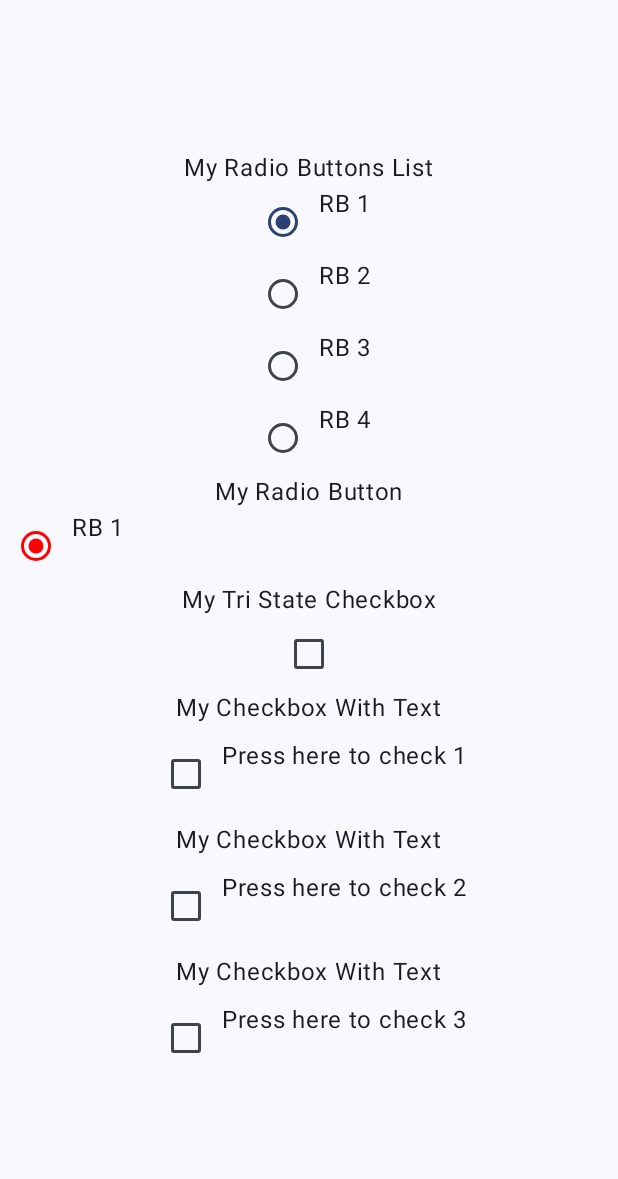
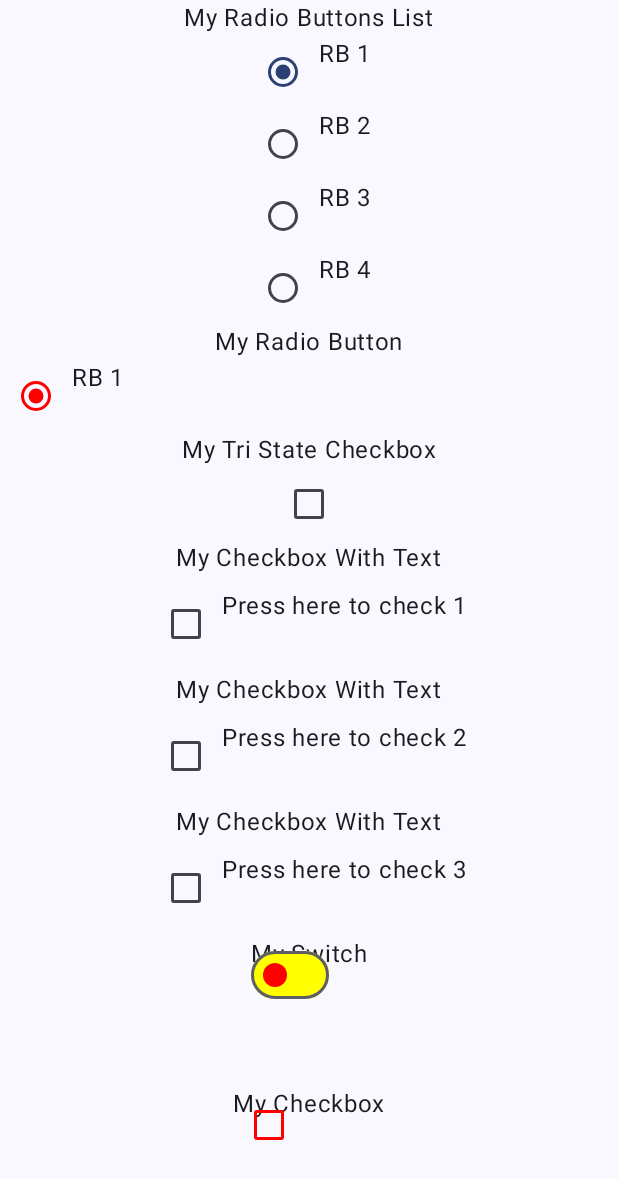
Before and after one commit to veselin0/Jetpack-Compose-Aristedes-Updated, an Android app built with Jetpack Compose: the screen it shows after launch (MainActivity), on a phone screen of 412 x 824 dp. Shown: the top 1179 px of the screen. Run offline under Robolectric (Android 15) with nearby library versions, the phone set to English and light mode, and no system bars.

Commit message:
MySelectionControlComponents refactor

```diff
--- a/MyUpgradedApplication/app/src/main/java/com/example/myupgradedapplication/MainActivity.kt
+++ b/MyUpgradedApplication/app/src/main/java/com/example/myupgradedapplication/MainActivity.kt
@@ -7,7 +7,6 @@ import androidx.activity.enableEdgeToEdge
 import androidx.compose.foundation.layout.Arrangement
 import androidx.compose.foundation.layout.Column
 import androidx.compose.foundation.layout.fillMaxSize
-import androidx.compose.foundation.layout.padding
 import androidx.compose.material3.Scaffold
 import androidx.compose.runtime.Composable
 import androidx.compose.runtime.getValue
@@ -18,10 +17,7 @@ import androidx.compose.ui.Alignment
 import androidx.compose.ui.Modifier
 import androidx.compose.ui.tooling.preview.Devices
 import androidx.compose.ui.tooling.preview.Preview
-import com.example.myupgradedapplication.components.MyMultipleCheckboxWithText
-import com.example.myupgradedapplication.components.MyRadioButton
-import com.example.myupgradedapplication.components.MyRadioButtonsList
-import com.example.myupgradedapplication.components.MyTriStateCheckbox
+import com.example.myupgradedapplication.components.MySelectionControlComponents
 import com.example.myupgradedapplication.login.Greeting
 import com.example.myupgradedapplication.ui.theme.CheckInfo
 import com.example.myupgradedapplication.ui.theme.MyUpgradedApplicationTheme
@@ -31,38 +27,14 @@ class MainActivity : ComponentActivity() {
         super.onCreate(savedInstanceState)
         enableEdgeToEdge()
         setContent {
-            val myOptions = getOptions(
-                listOf(
-                    "Press here to check 1",
-                    "Press here to check 2",
-                    "Press here to check 3"
-                )
-            )
-            var selected by rememberSaveable { mutableStateOf("RB 1") }
             MyUpgradedApplicationTheme {
-//                var state by rememberSavable { mutableStateOf(false) }
-//                val checkInfo = CheckInfo(
-//                    title = "Este es el bueno",
-//                    selected = state,
-//                    onCheckedChanged = {state = it}
-//                )
-
-
                 Scaffold(modifier = Modifier.fillMaxSize()) { innerPadding ->
                     Column(
                         modifier = Modifier.fillMaxSize(),
                         Arrangement.Center,
                         Alignment.CenterHorizontally
                     ) {
-                        MyRadioButtonsList(selected) { selected = it }
-                        MyRadioButton()
-                        MyTriStateCheckbox()
-                        myOptions.forEach {
-                            MyMultipleCheckboxWithText(
-                                modifier = Modifier.padding(innerPadding),
-                                it
-                            )
-                        }
+                        MySelectionControlComponents(innerPadding)
                     }
 
 
--- a/MyUpgradedApplication/app/src/main/java/com/example/myupgradedapplication/components/SelectionControlComponents.kt
+++ b/MyUpgradedApplication/app/src/main/java/com/example/myupgradedapplication/components/SelectionControlComponents.kt
@@ -3,6 +3,7 @@ package com.example.myupgradedapplication.components
 import androidx.compose.foundation.layout.Arrangement
 import androidx.compose.foundation.layout.Box
 import androidx.compose.foundation.layout.Column
+import androidx.compose.foundation.layout.PaddingValues
 import androidx.compose.foundation.layout.Row
 import androidx.compose.foundation.layout.Spacer
 import androidx.compose.foundation.layout.fillMaxSize
@@ -27,22 +28,102 @@ import androidx.compose.ui.Modifier
 import androidx.compose.ui.graphics.Color
 import androidx.compose.ui.state.ToggleableState
 import androidx.compose.ui.unit.dp
+import com.example.myupgradedapplication.getOptions
 import com.example.myupgradedapplication.ui.theme.CheckInfo
 
 
-/*@Composable
-fun MySelectionControlComponents(modifier: Modifier = Modifier) {
-    //var switchState by rememberSaveable { mutableStateOf(false) }
-    //var checkboxState by rememberSaveable { mutableStateOf(false) }
+@Composable
+fun MySelectionControlComponents(innerPadding: PaddingValues) {
+    var switchState by rememberSaveable { mutableStateOf(false) }
+    var checkboxState by rememberSaveable { mutableStateOf(false) }
+    val myOptions = getOptions(
+                listOf(
+                    "Press here to check 1",
+                    "Press here to check 2",
+                    "Press here to check 3"
+                )
+            )
 
-    Column(
-        modifier.fillMaxSize(), Arrangement.Center, Alignment.CenterHorizontally
-    ) {
-        MySwitch()
-        MyCheckbox()
-        MyCheckboxWithText()
+        var selected by rememberSaveable { mutableStateOf("RB 1") }
+
+
+    MyRadioButtonsList(selected) { selected = it }
+    MyRadioButton()
+    MyTriStateCheckbox()
+    myOptions.forEach {
+        MyMultipleCheckboxWithText(Modifier, it)
     }
-}*/
+    MySwitch()
+    MyCheckbox()
+}
+
+@Composable
+fun MyMultipleCheckboxWithText(modifier: Modifier = Modifier, checkInfo: CheckInfo) {
+
+    Text(text = "My Checkbox With Text")
+    Row(modifier = modifier.padding(8.dp)) {
+        Checkbox(
+            checked = checkInfo.selected,
+            onCheckedChange = { checkInfo.onCheckedChanged(!checkInfo.selected) },
+        )
+        Text(text = checkInfo.title)
+    }
+}
+
+@Composable
+fun MyTriStateCheckbox(modifier: Modifier = Modifier) {
+    var status by rememberSaveable { mutableStateOf(ToggleableState.Off) }
+    Text(text = "My Tri State Checkbox")
+    TriStateCheckbox(state = status, onClick = {
+        status = when (status) {
+            ToggleableState.On -> ToggleableState.Off
+            ToggleableState.Off -> ToggleableState.Indeterminate
+            ToggleableState.Indeterminate -> ToggleableState.On
+        }
+    })
+}
+
+@Composable
+fun MyRadioButton() {
+    Text(text = "My Radio Button")
+    Row(modifier = Modifier.fillMaxWidth()) {
+        RadioButton(
+            onClick = {}, selected = true, enabled = true, colors = RadioButtonDefaults.colors(
+                selectedColor = Color.Red,
+                unselectedColor = Color.Green,
+                disabledSelectedColor = Color.LightGray,
+                disabledUnselectedColor = Color.LightGray
+            )
+        )
+        Text(text = "RB 1")
+    }
+}
+
+@Composable
+fun MyRadioButtonsList(
+    name: String,
+    onItemSelected: (String) -> Unit
+) {
+//    var selected by rememberSaveable { mutableStateOf("RB 1") }
+    Text(text = "My Radio Buttons List")
+    Row {
+        RadioButton(onClick = { onItemSelected("RB 1") }, selected = name == "RB 1")
+        Text(text = "RB 1")
+    }
+    Row {
+        RadioButton(onClick = { onItemSelected("RB 2") }, selected = name == "RB 2")
+        Text(text = "RB 2")
+    }
+    Row {
+        RadioButton(onClick = { onItemSelected("RB 3") }, selected = name == "RB 3")
+        Text(text = "RB 3")
+    }
+    Row {
+        RadioButton(onClick = { onItemSelected("RB 4") }, selected = name == "RB 4")
+        Text(text = "RB 4")
+    }
+}
+
 
 @Composable
 fun MySwitch(modifier: Modifier = Modifier) {
@@ -68,6 +149,7 @@ fun MySwitch(modifier: Modifier = Modifier) {
         }
     }
 }
+
 
 @Composable
 fun MyCheckbox(modifier: Modifier = Modifier) {
@@ -109,71 +191,3 @@ fun MyCheckboxWithText(modifier: Modifier = Modifier) {
         }
     }
 }
-
-
-@Composable
-fun MyMultipleCheckboxWithText(modifier: Modifier = Modifier, checkInfo: CheckInfo) {
-
-    Text(text = "My Checkbox With Text")
-    Row(modifier = modifier.padding(8.dp)) {
-        Checkbox(
-            checked = checkInfo.selected,
-            onCheckedChange = { checkInfo.onCheckedChanged(!checkInfo.selected) },
-        )
-        Text(text = checkInfo.title)
-    }
-}
-
-@Composable
-fun MyTriStateCheckbox(modifier: Modifier = Modifier) {
-    var status by rememberSaveable { mutableStateOf(ToggleableState.Off) }
-    Text(text = "My Tri State Checkbox")
-    TriStateCheckbox(state = status, onClick = {
-        status = when (status) {
-            ToggleableState.On -> ToggleableState.Off
-            ToggleableState.Off -> ToggleableState.Indeterminate
-            ToggleableState.Indeterminate -> ToggleableState.On
-        }
-    })
-}
-
-@Composable
-fun MyRadioButton(modifier: Modifier = Modifier) {
-    Text(text = "My Radio Button")
-    Row(modifier = Modifier.fillMaxWidth()) {
-        RadioButton(
-            onClick = {}, selected = true, enabled = true, colors = RadioButtonDefaults.colors(
-                selectedColor = Color.Red,
-                unselectedColor = Color.Green,
-                disabledSelectedColor = Color.LightGray,
-                disabledUnselectedColor = Color.LightGray
-            )
-        )
-        Text(text = "RB 1")
-    }
-}
-
-@Composable
-fun MyRadioButtonsList(
-    name: String,
-    onItemSelected: (String) -> Unit
-) {
-//    var selected by rememberSaveable { mutableStateOf("RB 1") }
-    Text(text = "My Radio Buttons List")
-    Row {
-        RadioButton(onClick = { onItemSelected("RB 1") }, selected = name == "RB 1")
-        Text(text = "RB 1")
-    }
-    Row {
-        RadioButton(onClick = { onItemSelected("RB 2") }, selected = name == "RB 2")
-        Text(text = "RB 2")
-    }
-    Row {
-        RadioButton(onClick = { onItemSelected("RB 3") }, selected = name == "RB 3")
-        Text(text = "RB 3")
-    }
-    Row {
-        RadioButton(onClick = { onItemSelected("RB 4") }, selected = name == "RB 4")
-        Text(text = "RB 4")
-    }
-}
```
